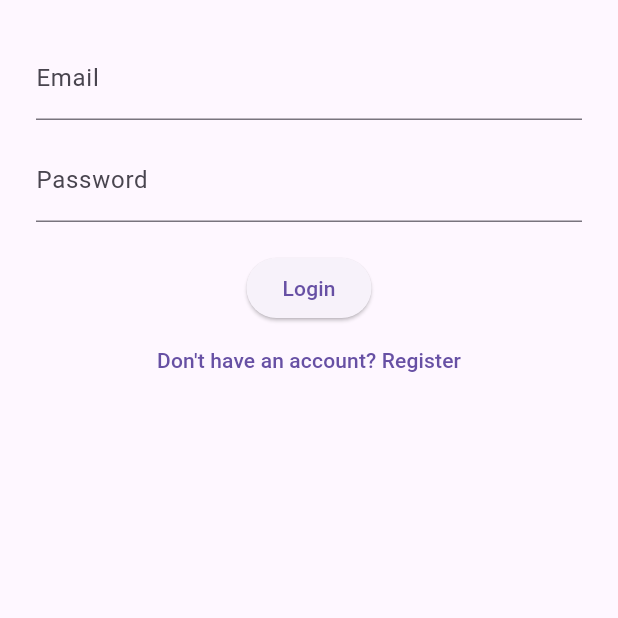
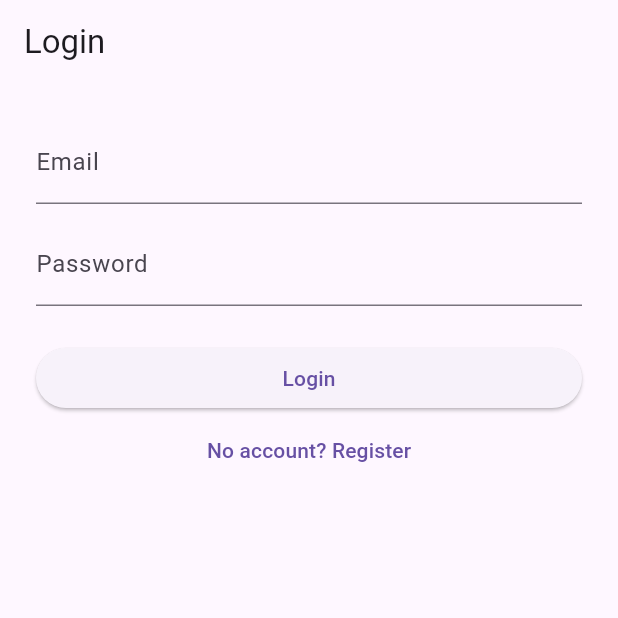
Before and after one commit to lazarvelinov46/pilates_app, a Flutter app: the screen it shows after launch, on a phone screen of 412 x 824 dp, the top half of it. Run offline on Flutter 3.47's test engine with Material 3 defaults, Android fonts, the phone set to English and light mode, and no system bars; our stand-ins replace cloud_firestore, firebase_auth, firebase_core, firebase_messaging, google_sign_in, table_calendar; accounts and stored records are empty.

Commit message:
Changed login screen to implement admin shell

```diff
--- a/lib/screens/login_screen.dart
+++ b/lib/screens/login_screen.dart
@@ -3,7 +3,7 @@ import 'package:firebase_auth/firebase_auth.dart';
 import '../services/auth_service.dart';
 import '../models/user_model.dart';
 import 'main_shell.dart';
-import 'admin/admin_session_screen.dart';
+import 'admin/admin_shell.dart';
 
 class LoginScreen extends StatefulWidget {
   final AuthService authService;
@@ -47,19 +47,17 @@ class _LoginScreenState extends State<LoginScreen> {
 
       if (appUser.role == UserRole.admin) {
         Navigator.of(context).pushReplacement(
-          MaterialPageRoute(builder: (_) => AdminSessionsScreen()),
+          MaterialPageRoute(builder: (_) => const AdminShell()),
         );
       } else {
         Navigator.of(context).pushReplacement(
           MaterialPageRoute(builder: (_) => const MainShell()),
         );
       }
-
     } on FirebaseAuthException catch (e) {
       if (!mounted) return;
 
       String message;
-
       switch (e.code) {
         case 'user-not-found':
         case 'wrong-password':
@@ -79,81 +77,63 @@ class _LoginScreenState extends State<LoginScreen> {
           .showSnackBar(SnackBar(content: Text(message)));
     } catch (_) {
       if (!mounted) return;
-
       ScaffoldMessenger.of(context).showSnackBar(
-        const SnackBar(content: Text("Something went wrong.")),
+        const SnackBar(content: Text('Something went wrong.')),
       );
-    }
-
-    if (mounted) {
-      setState(() => _loading = false);
+    } finally {
+      if (mounted) setState(() => _loading = false);
     }
   }
 
   @override
   Widget build(BuildContext context) {
     return Scaffold(
+      appBar: AppBar(title: Text(_isLogin ? 'Login' : 'Register')),
       body: Padding(
         padding: const EdgeInsets.all(24),
-        child: SingleChildScrollView(
         child: Column(
-            mainAxisAlignment: MainAxisAlignment.center,
           children: [
             if (!_isLogin) ...[
               TextField(
                 controller: _nameController,
-                  decoration: const InputDecoration(labelText: 'Name'),
+                decoration: const InputDecoration(labelText: 'First Name'),
               ),
               const SizedBox(height: 12),
               TextField(
                 controller: _surnameController,
-                  decoration: const InputDecoration(labelText: 'Surname'),
+                decoration: const InputDecoration(labelText: 'Last Name'),
               ),
               const SizedBox(height: 12),
             ],
-
             TextField(
               controller: _emailController,
               decoration: const InputDecoration(labelText: 'Email'),
+              keyboardType: TextInputType.emailAddress,
             ),
             const SizedBox(height: 12),
-
             TextField(
               controller: _passwordController,
+              decoration: const InputDecoration(labelText: 'Password'),
               obscureText: true,
-                decoration: const InputDecoration(labelText: 'Password'),
             ),
-              const SizedBox(height: 20),
-
-              ElevatedButton(
-                onPressed: _loading ? null : _submit,
+            const SizedBox(height: 24),
+            if (_loading)
+              const CircularProgressIndicator()
+            else
+              SizedBox(
+                width: double.infinity,
+                child: ElevatedButton(
+                  onPressed: _submit,
                   child: Text(_isLogin ? 'Login' : 'Register'),
                 ),
-
+              ),
             TextButton(
-                onPressed: () {
-                  setState(() => _isLogin = !_isLogin);
-                },
+              onPressed: () => setState(() => _isLogin = !_isLogin),
               child: Text(
-                  _isLogin
-                      ? "Don't have an account? Register"
-                      : "Already have an account? Login",
+                _isLogin ? 'No account? Register' : 'Have an account? Login',
               ),
             ),
-
-              const SizedBox(height: 20),
-              /*
-              ElevatedButton(
-                onPressed: _loading
-                    ? null
-                    : () async {
-                        await widget.authService.signInWithGoogle();
-                      },
-                child: const Text('Sign in with Google'),
-              ),
-              */
           ],
-          ),
         ),
       ),
     );
```
Lines whose indentation alone changed are shown as unchanged.
